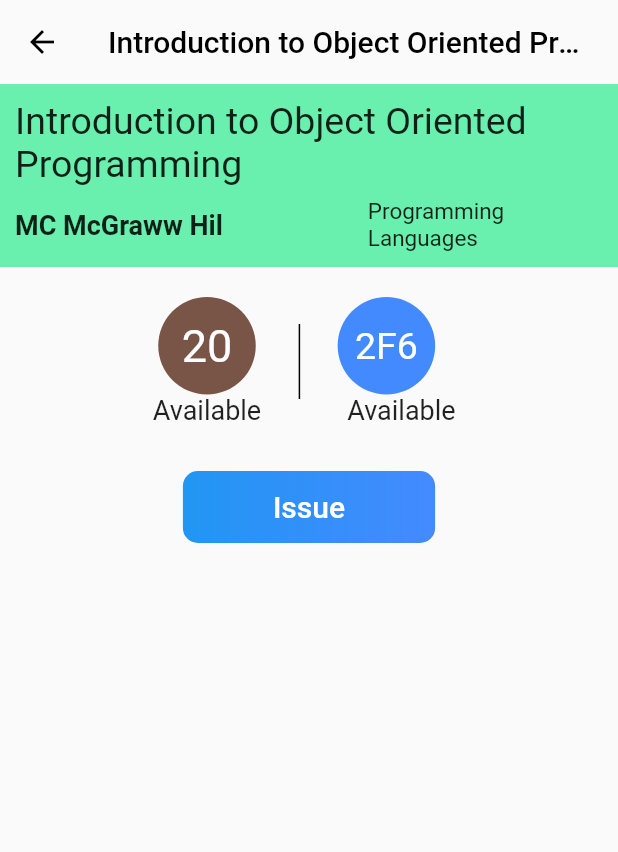
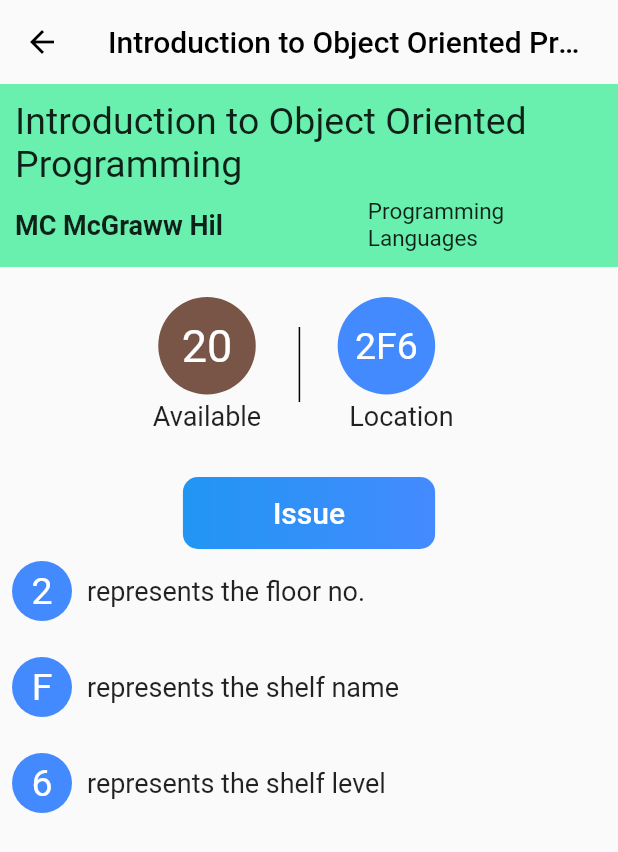
Before and after one commit to sk25469/keep_my_books, a Flutter app: the BookDetailScreen screen opened directly with sample values from the repository, on a phone screen of 412 x 824 dp. Shown: the top 852 px of the screen. Run offline on Flutter 3.47's test engine with Material 2 defaults, Android fonts, the phone set to English and light mode, and no system bars; our stand-ins replace shared_preferences, sqflite, titled_navigation_bar; accounts and stored records are empty.

Commit message:
added some details for location

```diff
--- a/lib/screen/book_detail_screen.dart
+++ b/lib/screen/book_detail_screen.dart
@@ -116,7 +116,9 @@ class _BookDetailScreenState extends State<BookDetailScreen> {
                             child: Center(
                               child: FittedBox(
                                 child: Text(
-                                  widget.book.numAvailable.toString(),
+                                  !isIssued
+                                      ? widget.book.numAvailable.toString()
+                                      : (widget.book.numAvailable - 1).toString(),
                                   style: const TextStyle(
                                     color: Colors.white,
                                     fontSize: 30,
@@ -124,6 +126,9 @@ class _BookDetailScreenState extends State<BookDetailScreen> {
                                 ),
                               ),
                             ),
+                          ),
+                          const SizedBox(
+                            height: 4,
                           ),
                           const Text(
                             'Available',
@@ -164,8 +169,11 @@ class _BookDetailScreenState extends State<BookDetailScreen> {
                               ),
                             ),
                           ),
+                          const SizedBox(
+                            height: 4,
+                          ),
                           const Text(
-                            'Available',
+                            'Location',
                             style: TextStyle(fontSize: 18),
                           ),
                         ],
@@ -210,8 +218,55 @@ class _BookDetailScreenState extends State<BookDetailScreen> {
                           });
                         },
                 ),
+                showLegend(widget.book.location[0], 'represents the floor no.'),
+                const SizedBox(
+                  height: 8,
+                ),
+                showLegend(widget.book.location[1], 'represents the shelf name'),
+                const SizedBox(
+                  height: 8,
+                ),
+                showLegend(widget.book.location[2], 'represents the shelf level'),
               ],
             ),
     );
   }
 }
+
+Widget showLegend(String value, String instruction) {
+  return Padding(
+    padding: const EdgeInsets.all(8.0),
+    child: Row(
+      children: [
+        Container(
+          width: 40,
+          height: 40,
+          decoration: BoxDecoration(
+            borderRadius: BorderRadius.circular(80),
+            color: Colors.blueAccent,
+          ),
+          child: Center(
+            child: FittedBox(
+              child: Text(
+                value,
+                style: const TextStyle(
+                  color: Colors.white,
+                  fontSize: 25,
+                ),
+              ),
+            ),
+          ),
+        ),
+        const SizedBox(
+          width: 10,
+        ),
+        Text(
+          instruction,
+          style: const TextStyle(
+            fontSize: 18,
+          ),
+        ),
+      ],
+    ),
+  );
+}
--- a/lib/screen/profile_screen.dart
+++ b/lib/screen/profile_screen.dart
@@ -86,7 +86,8 @@ class _ProfileScreenState extends State<ProfileScreen> {
         elevation: 0,
         backgroundColor: Colors.blueGrey.shade100,
       ),
-      body: Column(
+      body: SingleChildScrollView(
+        child: Column(
           children: [
             Container(
               padding: const EdgeInsets.all(8),
@@ -219,6 +220,7 @@ class _ProfileScreenState extends State<ProfileScreen> {
                       ),
           ],
         ),
+      ),
     );
   }
 }
--- a/lib/widget/bottom_nav.dart
+++ b/lib/widget/bottom_nav.dart
@@ -50,7 +50,8 @@ class _BottomNavigationScreenState extends State<BottomNavigationScreen> {
         ),
       ),
       floatingActionButtonLocation: FloatingActionButtonLocation.endFloat,
-      floatingActionButton: FloatingActionButton(
+      floatingActionButton: _selectedPageIndex == 0
+          ? FloatingActionButton(
               child: const Icon(Icons.search),
               onPressed: () {
                 Navigator.push(
@@ -60,7 +61,8 @@ class _BottomNavigationScreenState extends State<BottomNavigationScreen> {
                   ),
                 );
               },
-      ),
+            )
+          : null,
       bottomNavigationBar: TitledBottomNavigationBar(
         key: globalKey,
         onTap: _selectPage,
```
Lines whose indentation alone changed are shown as unchanged.
